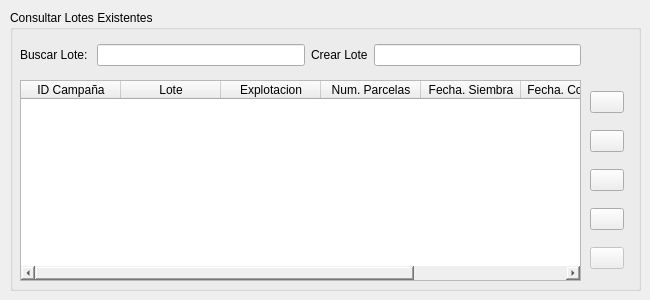
The window that ui/dialogs/lote_dialog.ui (franciscocontreras93/agrae) describes before a commit, drawn with Qt 5.
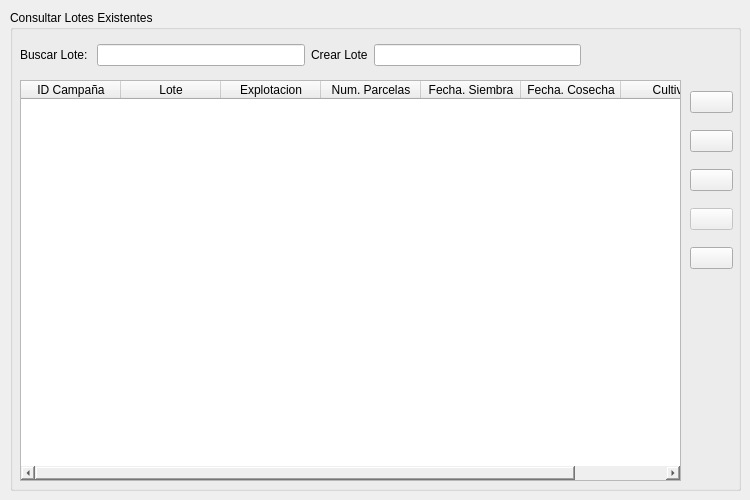
The same window after the commit.

The edit to the form file:
```diff
--- a/ui/dialogs/lote_dialog.ui
+++ b/ui/dialogs/lote_dialog.ui
@@ -6,20 +6,20 @@
    <rect>
     <x>0</x>
     <y>0</y>
-    <width>650</width>
-    <height>300</height>
+    <width>750</width>
+    <height>500</height>
    </rect>
   </property>
   <property name="minimumSize">
    <size>
-    <width>650</width>
-    <height>300</height>
+    <width>750</width>
+    <height>500</height>
    </size>
   </property>
   <property name="maximumSize">
    <size>
-    <width>650</width>
-    <height>300</height>
+    <width>750</width>
+    <height>500</height>
    </size>
   </property>
   <property name="windowTitle">
@@ -30,8 +30,8 @@
     <rect>
      <x>10</x>
      <y>10</y>
-     <width>631</width>
-     <height>281</height>
+     <width>731</width>
+     <height>481</height>
     </rect>
    </property>
    <property name="title">
@@ -74,8 +74,8 @@
      <rect>
       <x>10</x>
       <y>70</y>
-      <width>561</width>
-      <height>201</height>
+      <width>661</width>
+      <height>401</height>
      </rect>
     </property>
     <layout class="QVBoxLayout" name="verticalLayout">
@@ -135,9 +135,9 @@
    <widget class="QWidget" name="verticalLayoutWidget_2">
     <property name="geometry">
      <rect>
-      <x>580</x>
+      <x>680</x>
       <y>70</y>
-      <width>34</width>
+      <width>43</width>
       <height>201</height>
      </rect>
     </property>
@@ -171,22 +171,6 @@
        </property>
       </widget>
      </item>
-     <item>
-      <widget class="QPushButton" name="btn_cargar_lote">
-       <property name="toolTip">
-        <string>Seleccionar Lote</string>
-       </property>
-       <property name="text">
-        <string/>
-       </property>
-       <property name="autoDefault">
-        <bool>false</bool>
-       </property>
-       <property name="flat">
-        <bool>false</bool>
-       </property>
-      </widget>
-     </item>
      <item>
       <widget class="QPushButton" name="btn_cargar_camp">
        <property name="toolTip">
@@ -222,6 +206,22 @@
        </property>
       </widget>
      </item>
+     <item>
+      <widget class="QPushButton" name="btn_delete_lote">
+       <property name="toolTip">
+        <string>Seleccionar Lote</string>
+       </property>
+       <property name="text">
+        <string/>
+       </property>
+       <property name="autoDefault">
+        <bool>false</bool>
+       </property>
+       <property name="flat">
+        <bool>false</bool>
+       </property>
+      </widget>
+     </item>
     </layout>
    </widget>
   </widget>
```
